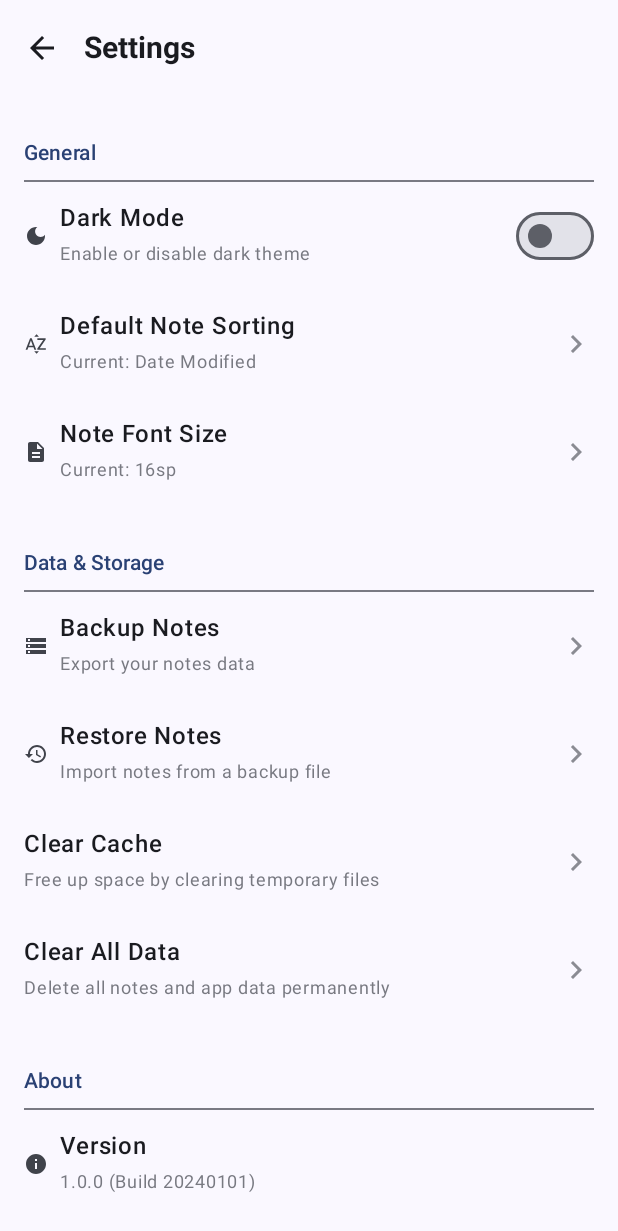
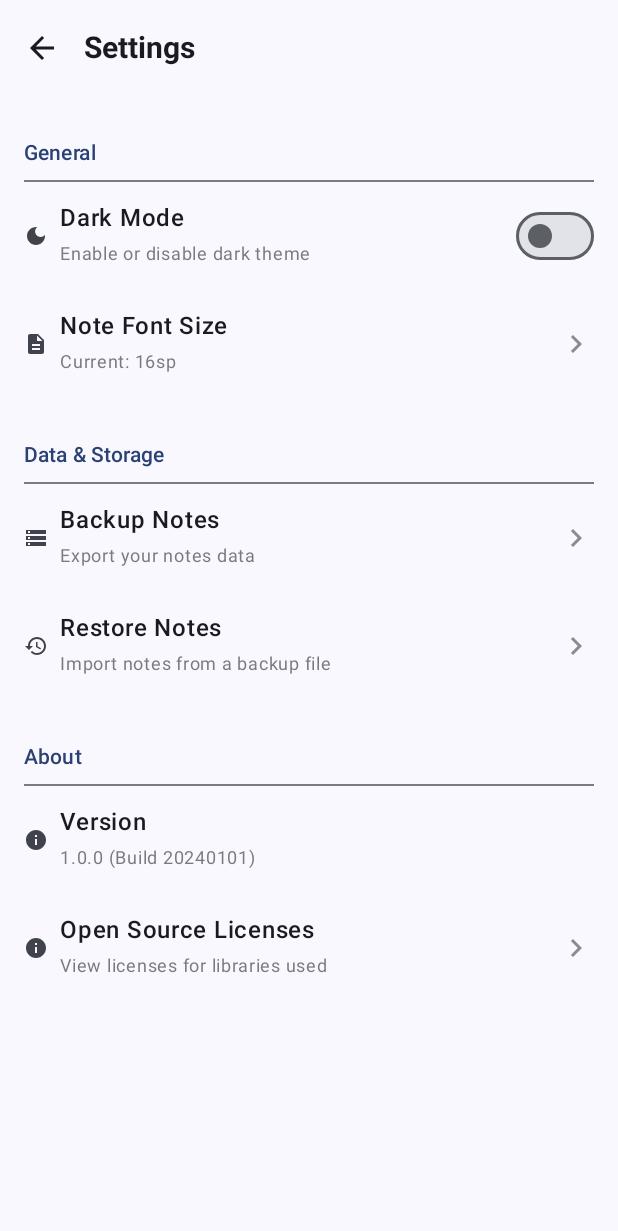
Before and after one commit to AayushKrGupta/MindScribe, an Android app built with Jetpack Compose: the SettingsScreen screen opened through its navigation route, on a phone screen of 412 x 824 dp. Shown: the top 1231 px of the screen. Run offline under Robolectric (Android 15) with nearby library versions, the phone set to English and light mode, and no system bars; our stand-ins replace Dagger/Hilt's generated code, Firebase (no records; nobody signed in at launch, a user with empty details on screens opened directly), Room's generated code, livedata-compose; pictures from the network do not load.

Commit message:
ui fix 4.0

```diff
--- a/app/src/main/java/NavigationMenu/SettingsScreen.kt
+++ b/app/src/main/java/NavigationMenu/SettingsScreen.kt
@@ -1,30 +1,31 @@
 package com.example.mindscribe.ui.screens
 
+import android.content.ActivityNotFoundException
+import android.content.Context
+import android.content.Intent
+import android.net.Uri
+import android.widget.Toast
 import androidx.compose.foundation.clickable
 import androidx.compose.foundation.layout.*
 import androidx.compose.material.icons.Icons
 import androidx.compose.material.icons.filled.ArrowBack
+import androidx.compose.material.icons.filled.ChevronRight
+import androidx.compose.material.icons.filled.DarkMode
+import androidx.compose.material.icons.filled.Description
+import androidx.compose.material.icons.filled.Info
+import androidx.compose.material.icons.filled.LightMode
+import androidx.compose.material.icons.filled.Restore
+import androidx.compose.material.icons.filled.Storage
 import androidx.compose.material3.*
-import androidx.compose.runtime.Composable
+import androidx.compose.runtime.*
 import androidx.compose.ui.Alignment
 import androidx.compose.ui.Modifier
+import androidx.compose.ui.graphics.vector.ImageVector
+import androidx.compose.ui.platform.LocalContext
 import androidx.compose.ui.text.font.FontWeight
 import androidx.compose.ui.unit.dp
 import androidx.compose.ui.unit.sp
 import androidx.navigation.NavController
-import androidx.compose.runtime.*
-import android.content.Context
-import android.widget.Toast
-import androidx.compose.ui.platform.LocalContext
-import androidx.compose.material.icons.filled.ChevronRight
-import androidx.compose.material.icons.filled.DarkMode
-import androidx.compose.material.icons.filled.LightMode
-import androidx.compose.material.icons.filled.SortByAlpha
-import androidx.compose.material.icons.filled.Description
-import androidx.compose.material.icons.filled.Storage
-import androidx.compose.material.icons.filled.Restore
-import androidx.compose.material.icons.filled.Info
-import androidx.compose.ui.graphics.vector.ImageVector // Import ImageVector
 
 @OptIn(ExperimentalMaterial3Api::class)
 @Composable
@@ -34,6 +35,7 @@ fun SettingsScreen(navController: NavController) {
     var isDarkModeEnabled by remember { mutableStateOf(false) }
     var defaultSortOption by remember { mutableStateOf("Date Modified") }
     var fontSize by remember { mutableStateOf(16) }
+    val githubUrl = "https://github.com/AayushKrGupta/MindScribe.git"
 
     Scaffold(
         topBar = {
@@ -72,29 +74,16 @@ fun SettingsScreen(navController: NavController) {
                 checked = isDarkModeEnabled,
                 onCheckedChange = {
                     isDarkModeEnabled = it
-                    // TODO: Implement actual theme change logic (e.g., update app theme)
                     Toast.makeText(context, "Dark Mode: ${if (it) "On" else "Off"}", Toast.LENGTH_SHORT).show()
                 }
             )
 
-            // Default Sorting Option
-            SettingsClickableOption(
-                title = "Default Note Sorting",
-                description = "Current: $defaultSortOption",
-                icon = Icons.Default.SortByAlpha,
-                onClick = {
-                    // TODO: Implement a dialog or new screen to select sorting options
-                    Toast.makeText(context, "Open sorting options", Toast.LENGTH_SHORT).show()
-                }
-            )
-
-            // Font Size Adjustment (Example with a basic clickable, could be a slider or dialog)
+            // Font Size Adjustment
             SettingsClickableOption(
                 title = "Note Font Size",
                 description = "Current: ${fontSize}sp",
                 icon = Icons.Default.Description,
                 onClick = {
-                    // TODO: Implement a dialog or slider to adjust font size
                     Toast.makeText(context, "Adjust font size (e.g., show slider)", Toast.LENGTH_SHORT).show()
                 }
             )
@@ -115,7 +104,6 @@ fun SettingsScreen(navController: NavController) {
                 description = "Export your notes data",
                 icon = Icons.Default.Storage,
                 onClick = {
-                    // TODO: Implement backup functionality (e.g., save to external storage, cloud)
                     Toast.makeText(context, "Initiate notes backup", Toast.LENGTH_SHORT).show()
                 }
             )
@@ -124,24 +112,7 @@ fun SettingsScreen(navController: NavController) {
                 description = "Import notes from a backup file",
                 icon = Icons.Default.Restore,
                 onClick = {
-                    // TODO: Implement restore functionality
                     Toast.makeText(context, "Initiate notes restore", Toast.LENGTH_SHORT).show()
-                }
-            )
-            SettingsClickableOption(
-                title = "Clear Cache",
-                description = "Free up space by clearing temporary files",
-                onClick = {
-                    // TODO: Implement cache clearing logic
-                    Toast.makeText(context, "Cache cleared!", Toast.LENGTH_SHORT).show()
-                }
-            )
-            SettingsClickableOption(
-                title = "Clear All Data",
-                description = "Delete all notes and app data permanently",
-                onClick = {
-                    // TODO: Implement a confirmation dialog and then clear all data
-                    Toast.makeText(context, "Confirm to clear all data", Toast.LENGTH_SHORT).show()
                 }
             )
 
@@ -158,19 +129,19 @@ fun SettingsScreen(navController: NavController) {
 
             SettingsClickableOption(
                 title = "Version",
-                description = "1.0.0 (Build 20240101)", // Hardcoded for example, get from BuildConfig in real app
+                description = "1.0.0 (Build 20240101)",
                 icon = Icons.Default.Info,
                 onClick = {
                     Toast.makeText(context, "App version details", Toast.LENGTH_SHORT).show()
                 },
-                showArrow = false // No navigation for just displaying info
+                showArrow = false
             )
             SettingsClickableOption(
                 title = "Open Source Licenses",
                 description = "View licenses for libraries used",
+                icon = Icons.Default.Info,
                 onClick = {
-                    // TODO: Navigate to Android's default OSS license screen or your custom one
-                    Toast.makeText(context, "Show open source licenses", Toast.LENGTH_SHORT).show()
+                    openUrlInBrowser(context, githubUrl)
                 }
             )
         }
@@ -181,7 +152,7 @@ fun SettingsScreen(navController: NavController) {
 fun SettingsClickableOption(
     title: String,
     description: String? = null,
-    icon: ImageVector? = null, // Changed type to ImageVector?
+    icon: ImageVector? = null,
     onClick: () -> Unit,
     showArrow: Boolean = true
 ) {
@@ -196,8 +167,8 @@ fun SettingsClickableOption(
         Row(verticalAlignment = Alignment.CenterVertically) {
             if (icon != null) {
                 Icon(
-                    imageVector = icon, // Directly use icon here
-                    contentDescription = null, // Content description for icon
+                    imageVector = icon,
+                    contentDescription = null,
                     modifier = Modifier
                         .size(24.dp)
                         .padding(end = 8.dp),
@@ -225,12 +196,11 @@ fun SettingsClickableOption(
     }
 }
 
-
 @Composable
 fun SettingsToggleOption(
     title: String,
     description: String? = null,
-    icon: ImageVector? = null, // Changed type to ImageVector?
+    icon: ImageVector? = null,
     checked: Boolean,
     onCheckedChange: (Boolean) -> Unit
 ) {
@@ -245,7 +215,7 @@ fun SettingsToggleOption(
         Row(verticalAlignment = Alignment.CenterVertically) {
             if (icon != null) {
                 Icon(
-                    imageVector = icon, // Directly use icon here
+                    imageVector = icon,
                     contentDescription = null,
                     modifier = Modifier
                         .size(24.dp)
@@ -271,3 +241,14 @@ fun SettingsToggleOption(
         )
     }
 }
+
+fun openUrlInBrowser(context: Context, url: String) {
+    try {
+        val intent = Intent(Intent.ACTION_VIEW, Uri.parse(url))
+        context.startActivity(intent)
+    } catch (e: ActivityNotFoundException) {
+        Toast.makeText(context, "No browser app found to open the link", Toast.LENGTH_SHORT).show()
+    } catch (e: Exception) {
+        Toast.makeText(context, "Error opening link: ${e.message}", Toast.LENGTH_SHORT).show()
+    }
+}
--- a/app/src/main/java/com/example/mindscribe/MainActivity.kt
+++ b/app/src/main/java/com/example/mindscribe/MainActivity.kt
@@ -63,7 +63,7 @@ class MainActivity : ComponentActivity() {
                     }
 
                     // Add slight delay for smooth splash transition (optional)
-                    delay(1000)
+                    delay(500)
 
                     // Request permission if needed
                     if (permissionCheck != PackageManager.PERMISSION_GRANTED) {
```
Also changed, not shown: app/src/main/res/drawable/applogo.png (added), 6 other files.
